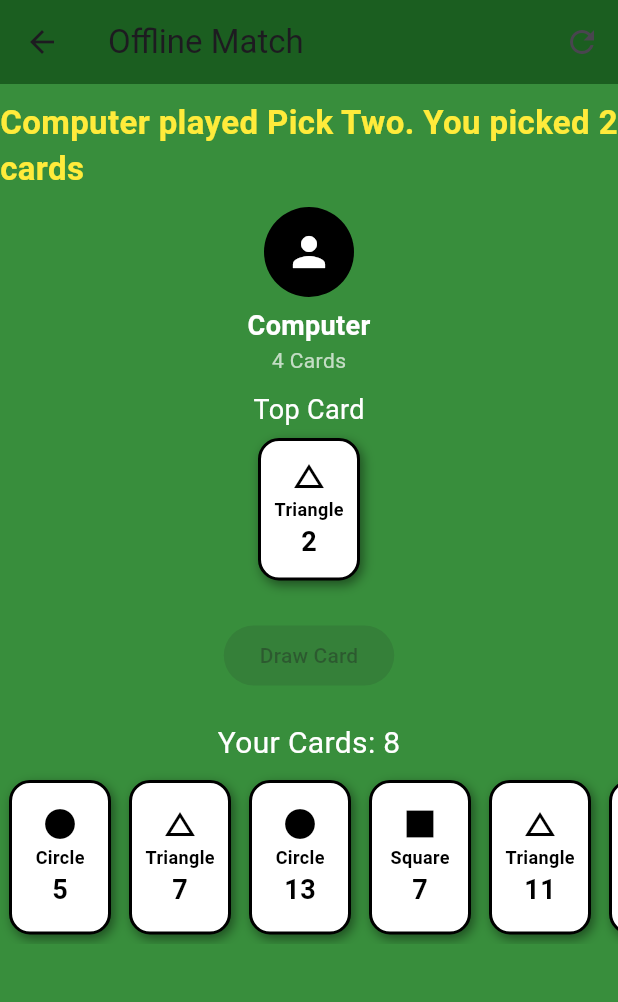
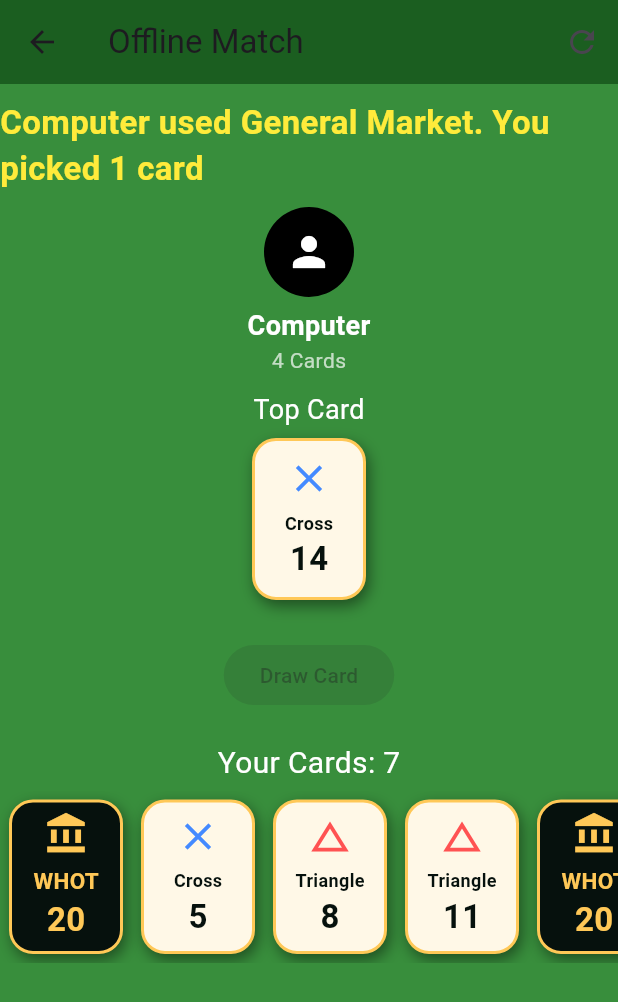
Before and after one commit to Whotempire/whot_empire, a Flutter app: the OfflineGamePage screen opened directly, after a tap on "Draw Card", on a phone screen of 412 x 824 dp. Shown: the top 1002 px of the screen. Run offline on Flutter 3.47's test engine with Material 3 defaults, Android fonts, the phone set to English and light mode, and no system bars.

Commit message:
Create LastCard Design System and connect LCTheme

```diff
--- a/lib/features/whot/screens/offline_game_screen.dart
+++ b/lib/features/whot/screens/offline_game_screen.dart
@@ -3,6 +3,8 @@
 
 import '../models/whot_card.dart';
 import '../../../widgets/whot_card_widget.dart';
+import '../engine/deck_generator.dart';
+import 'package:whot_empire/widgets/game/empire_whot_card.dart';
 
 class OfflineGamePage extends StatefulWidget {
   const OfflineGamePage({super.key});
@@ -48,21 +50,8 @@
   }
 
   List<WhotCard> buildDeck() {
-    final cards = <WhotCard>[];
-    final shapes = ['Circle', 'Triangle', 'Cross', 'Square', 'Star'];
-    final numbers = [1, 2, 3, 4, 5, 7, 8, 10, 11, 12, 13, 14];
-
-    for (final shape in shapes) {
-      for (final number in numbers) {
-        cards.add(WhotCard(shape: shape, number: number));
-      }
-    }
-
-    cards.add(WhotCard(shape: 'Whot', number: 20));
-    cards.add(WhotCard(shape: 'Whot', number: 20));
-
-    return cards;
-  }
+  return DeckGenerator.shuffledDeck();
+}
 
   bool canPlay(WhotCard card) {
     final topCard = discardPile.last;
@@ -388,12 +377,12 @@
             ],
           ),
           const SizedBox(height: 10),
-          const Text(
+                    const Text(
             'Top Card',
             style: TextStyle(color: Colors.white, fontSize: 18),
           ),
-          WhotCardWidget(card: topCard),
-          const SizedBox(height: 20),
+          EmpireWhotCard(card: topCard),
+         const SizedBox(height: 20),
           ElevatedButton(
             onPressed: playerTurn ? drawCard : null,
             child: const Text('Draw Card'),
@@ -414,8 +403,7 @@
 
                 return GestureDetector(
                   onTap: () => playCard(card),
-                  child: WhotCardWidget(card: card),
-                );
+child: EmpireWhotCard(card: card),                );
               },
             ),
           ),
```
Also changed, not shown: lib/core/design_system/shadows.dart (added, +13 -0 lines), archive/main_backup.dart (renamed from main_backup.dart), archive/main_backup_v2.dart (renamed from main_backup_v2.dart), archive/main_backup_v3.dart (renamed from main_backup_v3.dart), archive/main_backup_v4.dart (renamed from main_backup_v4.dart), lib/core/design_system/colors.dart (added), lib/core/design_system/radius.dart (added), lib/core/design_system/spacing.dart (added), lib/core/design_system/theme.dart (added), lib/core/design_system/typography.dart (added), 4 other files.
